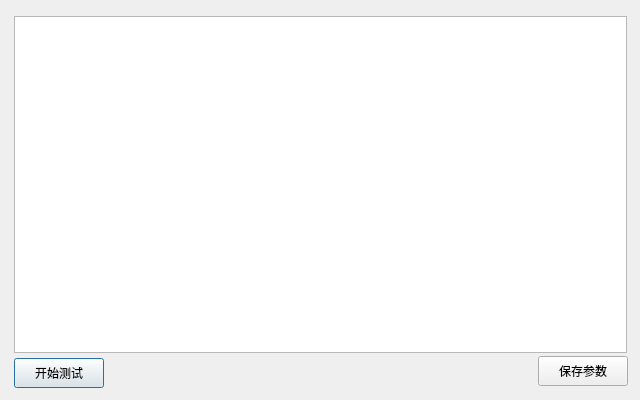
Above: TCLAutoTestTool/DialogTestFlow.ui from wlffeng2008/TCLAutoTest before the change. Below: the same form after it.
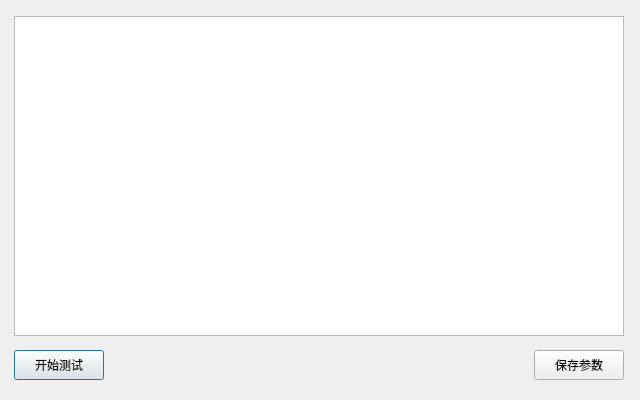
That is the form after the change.

The edit to the form file:
```diff
--- a/TCLAutoTestTool/DialogTestFlow.ui
+++ b/TCLAutoTestTool/DialogTestFlow.ui
@@ -18,8 +18,8 @@
     <rect>
      <x>14</x>
      <y>16</y>
-     <width>613</width>
-     <height>337</height>
+     <width>610</width>
+     <height>320</height>
     </rect>
    </property>
   </widget>
@@ -27,7 +27,7 @@
    <property name="geometry">
     <rect>
      <x>14</x>
-     <y>358</y>
+     <y>350</y>
      <width>90</width>
      <height>30</height>
     </rect>
@@ -39,8 +39,8 @@
   <widget class="QPushButton" name="pushButtonSave">
    <property name="geometry">
     <rect>
-     <x>538</x>
-     <y>356</y>
+     <x>534</x>
+     <y>350</y>
      <width>90</width>
      <height>30</height>
     </rect>
```
